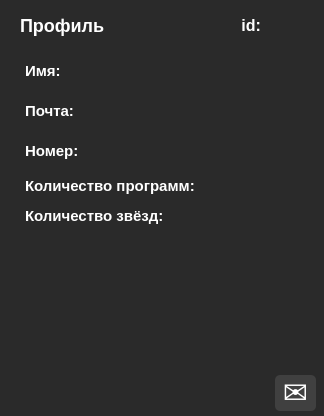
This is developper_app/developper_app.ui in b0shka/selling_apps as Qt 5 draws it before an edit. The edited form follows.
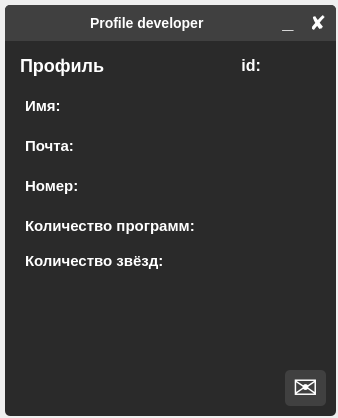
This is the edited form.

Diff of the .ui file:
```diff
--- a/developper_app/developper_app.ui
+++ b/developper_app/developper_app.ui
@@ -6,23 +6,167 @@
    <rect>
     <x>0</x>
     <y>0</y>
-    <width>324</width>
-    <height>416</height>
+    <width>338</width>
+    <height>418</height>
    </rect>
   </property>
   <property name="windowTitle">
    <string>Dialog</string>
   </property>
   <property name="styleSheet">
-   <string notr="true">color: white;
-background-color: #2a2a2a;</string>
+   <string notr="true"/>
   </property>
-  <widget class="QLabel" name="label_5">
+  <widget class="QFrame" name="frame">
    <property name="geometry">
     <rect>
-     <x>25</x>
-     <y>100</y>
-     <width>61</width>
+     <x>5</x>
+     <y>5</y>
+     <width>331</width>
+     <height>411</height>
+    </rect>
+   </property>
+   <property name="minimumSize">
+    <size>
+     <width>331</width>
+     <height>411</height>
+    </size>
+   </property>
+   <property name="maximumSize">
+    <size>
+     <width>331</width>
+     <height>411</height>
+    </size>
+   </property>
+   <property name="styleSheet">
+    <string notr="true">border: none;
+border-radius: 5px;
+background-color: #2a2a2a;
+color: white;</string>
+   </property>
+   <property name="frameShape">
+    <enum>QFrame::StyledPanel</enum>
+   </property>
+   <property name="frameShadow">
+    <enum>QFrame::Raised</enum>
+   </property>
+   <widget class="QFrame" name="frame_3">
+    <property name="geometry">
+     <rect>
+      <x>0</x>
+      <y>0</y>
+      <width>331</width>
+      <height>36</height>
+     </rect>
+    </property>
+    <property name="styleSheet">
+     <string notr="true">QFrame{
+	border-bottom-left-radius: 0px;
+	border-bottom-right-radius: 0px;
+	background-color: #404040;
+}</string>
+    </property>
+    <property name="frameShape">
+     <enum>QFrame::StyledPanel</enum>
+    </property>
+    <property name="frameShadow">
+     <enum>QFrame::Raised</enum>
+    </property>
+    <widget class="QPushButton" name="pushButton_8">
+     <property name="geometry">
+      <rect>
+       <x>300</x>
+       <y>5</y>
+       <width>26</width>
+       <height>26</height>
+      </rect>
+     </property>
+     <property name="font">
+      <font>
+       <pointsize>-1</pointsize>
+       <weight>75</weight>
+       <bold>true</bold>
+      </font>
+     </property>
+     <property name="styleSheet">
+      <string notr="true">QPushButton {
+	font-size: 20px;
+	height: 28px;
+	color: white;
+	background-color: #404040;
+	border-radius: 5px;
+}
+QPushButton::hover {
+	background-color: #ffb0be;
+	color: black;
+}</string>
+     </property>
+     <property name="text">
+      <string>✘</string>
+     </property>
+    </widget>
+    <widget class="QPushButton" name="pushButton_9">
+     <property name="geometry">
+      <rect>
+       <x>270</x>
+       <y>5</y>
+       <width>26</width>
+       <height>26</height>
+      </rect>
+     </property>
+     <property name="font">
+      <font>
+       <pointsize>-1</pointsize>
+       <weight>75</weight>
+       <bold>true</bold>
+      </font>
+     </property>
+     <property name="styleSheet">
+      <string notr="true">QPushButton {
+	padding-bottom: 4px;
+	font-size: 20px;
+	color: white;
+	background-color: #404040;
+	border-radius: 5px;
+}
+QPushButton::hover {
+	background-color: #2a2a2a;
+}</string>
+     </property>
+     <property name="text">
+      <string>_</string>
+     </property>
+    </widget>
+    <widget class="QLabel" name="label_10">
+     <property name="geometry">
+      <rect>
+       <x>85</x>
+       <y>10</y>
+       <width>141</width>
+       <height>16</height>
+      </rect>
+     </property>
+     <property name="font">
+      <font>
+       <pointsize>-1</pointsize>
+       <weight>75</weight>
+       <bold>true</bold>
+      </font>
+     </property>
+     <property name="styleSheet">
+      <string notr="true">font-size: 14px;
+color: white;</string>
+     </property>
+     <property name="text">
+      <string>Profile developer</string>
+     </property>
+    </widget>
+   </widget>
+   <widget class="QPushButton" name="pushButton_2">
+    <property name="geometry">
+     <rect>
+      <x>230</x>
+      <y>210</y>
+      <width>76</width>
      <height>21</height>
     </rect>
    </property>
@@ -34,18 +178,102 @@
     </font>
    </property>
    <property name="styleSheet">
+     <string notr="true">QPushButton {
+	font-size: 16px;
+	color: white;
+	background-color: #2a2a2a;
+	border: none;
+	text-align: left;
+}
+
+QPushButton::hover {
+	color: silver;
+}</string>
+    </property>
+    <property name="text">
+     <string/>
+    </property>
+   </widget>
+   <widget class="QLabel" name="label_7">
+    <property name="geometry">
+     <rect>
+      <x>105</x>
+      <y>90</y>
+      <width>206</width>
+      <height>21</height>
+     </rect>
+    </property>
+    <property name="font">
+     <font>
+      <pointsize>-1</pointsize>
+      <weight>75</weight>
+      <bold>true</bold>
+     </font>
+    </property>
+    <property name="styleSheet">
     <string notr="true">font-size: 15px;
 color: white;</string>
    </property>
    <property name="text">
-    <string>Почта:</string>
+     <string/>
+    </property>
+   </widget>
+   <widget class="QLabel" name="label_2">
+    <property name="geometry">
+     <rect>
+      <x>260</x>
+      <y>50</y>
+      <width>56</width>
+      <height>21</height>
+     </rect>
+    </property>
+    <property name="font">
+     <font>
+      <pointsize>-1</pointsize>
+      <weight>75</weight>
+      <bold>true</bold>
+     </font>
+    </property>
+    <property name="styleSheet">
+     <string notr="true">font-size: 16px;
+color: white;</string>
+    </property>
+    <property name="text">
+     <string/>
+    </property>
+    <property name="alignment">
+     <set>Qt::AlignLeading|Qt::AlignLeft|Qt::AlignVCenter</set>
+    </property>
+   </widget>
+   <widget class="QLabel" name="label_9">
+    <property name="geometry">
+     <rect>
+      <x>105</x>
+      <y>170</y>
+      <width>206</width>
+      <height>21</height>
+     </rect>
+    </property>
+    <property name="font">
+     <font>
+      <pointsize>-1</pointsize>
+      <weight>75</weight>
+      <bold>true</bold>
+     </font>
+    </property>
+    <property name="styleSheet">
+     <string notr="true">font-size: 15px;
+color: white;</string>
+    </property>
+    <property name="text">
+     <string/>
    </property>
   </widget>
   <widget class="QLabel" name="label_3">
    <property name="geometry">
     <rect>
-     <x>230</x>
-     <y>15</y>
+      <x>225</x>
+      <y>50</y>
      <width>31</width>
      <height>21</height>
     </rect>
@@ -68,12 +296,12 @@
     <set>Qt::AlignRight|Qt::AlignTrailing|Qt::AlignVCenter</set>
    </property>
   </widget>
-  <widget class="QLabel" name="label_2">
+   <widget class="QLabel" name="label_4">
    <property name="geometry">
     <rect>
-     <x>265</x>
-     <y>15</y>
-     <width>56</width>
+      <x>20</x>
+      <y>90</y>
+      <width>61</width>
      <height>21</height>
     </rect>
    </property>
@@ -85,21 +313,66 @@
     </font>
    </property>
    <property name="styleSheet">
-    <string notr="true">font-size: 16px;
+     <string notr="true">font-size: 15px;
 color: white;</string>
    </property>
    <property name="text">
-    <string/>
-   </property>
-   <property name="alignment">
-    <set>Qt::AlignLeading|Qt::AlignLeft|Qt::AlignVCenter</set>
+     <string>Имя:</string>
+    </property>
+   </widget>
+   <widget class="QLabel" name="label_13">
+    <property name="geometry">
+     <rect>
+      <x>20</x>
+      <y>245</y>
+      <width>201</width>
+      <height>21</height>
+     </rect>
+    </property>
+    <property name="font">
+     <font>
+      <pointsize>-1</pointsize>
+      <weight>75</weight>
+      <bold>true</bold>
+     </font>
+    </property>
+    <property name="styleSheet">
+     <string notr="true">font-size: 15px;
+color: white;</string>
+    </property>
+    <property name="text">
+     <string>Количество звёзд:</string>
+    </property>
+   </widget>
+   <widget class="QLabel" name="label_5">
+    <property name="geometry">
+     <rect>
+      <x>20</x>
+      <y>130</y>
+      <width>61</width>
+      <height>21</height>
+     </rect>
+    </property>
+    <property name="font">
+     <font>
+      <pointsize>-1</pointsize>
+      <weight>75</weight>
+      <bold>true</bold>
+     </font>
+    </property>
+    <property name="styleSheet">
+     <string notr="true">font-size: 15px;
+color: white;</string>
+    </property>
+    <property name="text">
+     <string>Почта:</string>
    </property>
   </widget>
   <widget class="QLabel" name="label">
    <property name="geometry">
     <rect>
-     <x>20</x>
-     <y>15</y>
+      <x>15</x>
+      <y>50</y>
      <width>96</width>
      <height>21</height>
     </rect>
@@ -119,35 +392,11 @@
     <string>Профиль</string>
    </property>
   </widget>
-  <widget class="QLabel" name="label_4">
-   <property name="geometry">
-    <rect>
-     <x>25</x>
-     <y>60</y>
-     <width>61</width>
-     <height>21</height>
-    </rect>
-   </property>
-   <property name="font">
-    <font>
-     <pointsize>-1</pointsize>
-     <weight>75</weight>
-     <bold>true</bold>
-    </font>
-   </property>
-   <property name="styleSheet">
-    <string notr="true">font-size: 15px;
-color: white;</string>
-   </property>
-   <property name="text">
-    <string>Имя:</string>
-   </property>
-  </widget>
   <widget class="QLabel" name="label_6">
    <property name="geometry">
     <rect>
-     <x>25</x>
-     <y>140</y>
+      <x>20</x>
+      <y>170</y>
      <width>71</width>
      <height>21</height>
     </rect>
@@ -167,11 +416,59 @@
     <string>Номер:</string>
    </property>
   </widget>
+   <widget class="QLabel" name="label_12">
+    <property name="geometry">
+     <rect>
+      <x>230</x>
+      <y>245</y>
+      <width>76</width>
+      <height>21</height>
+     </rect>
+    </property>
+    <property name="font">
+     <font>
+      <pointsize>-1</pointsize>
+      <weight>75</weight>
+      <bold>true</bold>
+     </font>
+    </property>
+    <property name="styleSheet">
+     <string notr="true">font-size: 15px;
+color: white;</string>
+    </property>
+    <property name="text">
+     <string/>
+    </property>
+   </widget>
+   <widget class="QLabel" name="label_8">
+    <property name="geometry">
+     <rect>
+      <x>105</x>
+      <y>130</y>
+      <width>206</width>
+      <height>21</height>
+     </rect>
+    </property>
+    <property name="font">
+     <font>
+      <pointsize>-1</pointsize>
+      <weight>75</weight>
+      <bold>true</bold>
+     </font>
+    </property>
+    <property name="styleSheet">
+     <string notr="true">font-size: 15px;
+color: white;</string>
+    </property>
+    <property name="text">
+     <string/>
+    </property>
+   </widget>
   <widget class="QPushButton" name="pushButton_3">
    <property name="geometry">
     <rect>
-     <x>275</x>
-     <y>375</y>
+      <x>280</x>
+      <y>365</y>
      <width>41</width>
      <height>36</height>
     </rect>
@@ -200,83 +497,11 @@
     <string>✉</string>
    </property>
   </widget>
-  <widget class="QLabel" name="label_9">
-   <property name="geometry">
-    <rect>
-     <x>110</x>
-     <y>140</y>
-     <width>206</width>
-     <height>21</height>
-    </rect>
-   </property>
-   <property name="font">
-    <font>
-     <pointsize>-1</pointsize>
-     <weight>75</weight>
-     <bold>true</bold>
-    </font>
-   </property>
-   <property name="styleSheet">
-    <string notr="true">font-size: 15px;
-color: white;</string>
-   </property>
-   <property name="text">
-    <string/>
-   </property>
-  </widget>
-  <widget class="QLabel" name="label_7">
-   <property name="geometry">
-    <rect>
-     <x>110</x>
-     <y>60</y>
-     <width>206</width>
-     <height>21</height>
-    </rect>
-   </property>
-   <property name="font">
-    <font>
-     <pointsize>-1</pointsize>
-     <weight>75</weight>
-     <bold>true</bold>
-    </font>
-   </property>
-   <property name="styleSheet">
-    <string notr="true">font-size: 15px;
-color: white;</string>
-   </property>
-   <property name="text">
-    <string/>
-   </property>
-  </widget>
-  <widget class="QLabel" name="label_8">
-   <property name="geometry">
-    <rect>
-     <x>110</x>
-     <y>100</y>
-     <width>206</width>
-     <height>21</height>
-    </rect>
-   </property>
-   <property name="font">
-    <font>
-     <pointsize>-1</pointsize>
-     <weight>75</weight>
-     <bold>true</bold>
-    </font>
-   </property>
-   <property name="styleSheet">
-    <string notr="true">font-size: 15px;
-color: white;</string>
-   </property>
-   <property name="text">
-    <string/>
-   </property>
-  </widget>
   <widget class="QLabel" name="label_11">
    <property name="geometry">
     <rect>
-     <x>25</x>
-     <y>175</y>
+      <x>20</x>
+      <y>210</y>
      <width>201</width>
      <height>21</height>
     </rect>
@@ -296,86 +521,6 @@
     <string>Количество программ:</string>
    </property>
   </widget>
-  <widget class="QLabel" name="label_13">
-   <property name="geometry">
-    <rect>
-     <x>25</x>
-     <y>205</y>
-     <width>201</width>
-     <height>21</height>
-    </rect>
-   </property>
-   <property name="font">
-    <font>
-     <pointsize>-1</pointsize>
-     <weight>75</weight>
-     <bold>true</bold>
-    </font>
-   </property>
-   <property name="styleSheet">
-    <string notr="true">font-size: 15px;
-color: white;</string>
-   </property>
-   <property name="text">
-    <string>Количество звёзд:</string>
-   </property>
-  </widget>
-  <widget class="QLabel" name="label_12">
-   <property name="geometry">
-    <rect>
-     <x>235</x>
-     <y>205</y>
-     <width>76</width>
-     <height>21</height>
-    </rect>
-   </property>
-   <property name="font">
-    <font>
-     <pointsize>-1</pointsize>
-     <weight>75</weight>
-     <bold>true</bold>
-    </font>
-   </property>
-   <property name="styleSheet">
-    <string notr="true">font-size: 15px;
-color: white;</string>
-   </property>
-   <property name="text">
-    <string/>
-   </property>
-  </widget>
-  <widget class="QPushButton" name="pushButton_2">
-   <property name="geometry">
-    <rect>
-     <x>235</x>
-     <y>175</y>
-     <width>76</width>
-     <height>21</height>
-    </rect>
-   </property>
-   <property name="font">
-    <font>
-     <pointsize>-1</pointsize>
-     <weight>75</weight>
-     <bold>true</bold>
-    </font>
-   </property>
-   <property name="styleSheet">
-    <string notr="true">QPushButton {
-	font-size: 16px;
-	color: white;
-	background-color: #2a2a2a;
-	border: none;
-	text-align: left;
-}
-
-QPushButton::hover {
-	color: silver;
-}</string>
-   </property>
-   <property name="text">
-    <string/>
-   </property>
   </widget>
  </widget>
  <resources/>
```
Lines whose indentation alone changed are shown as unchanged.
